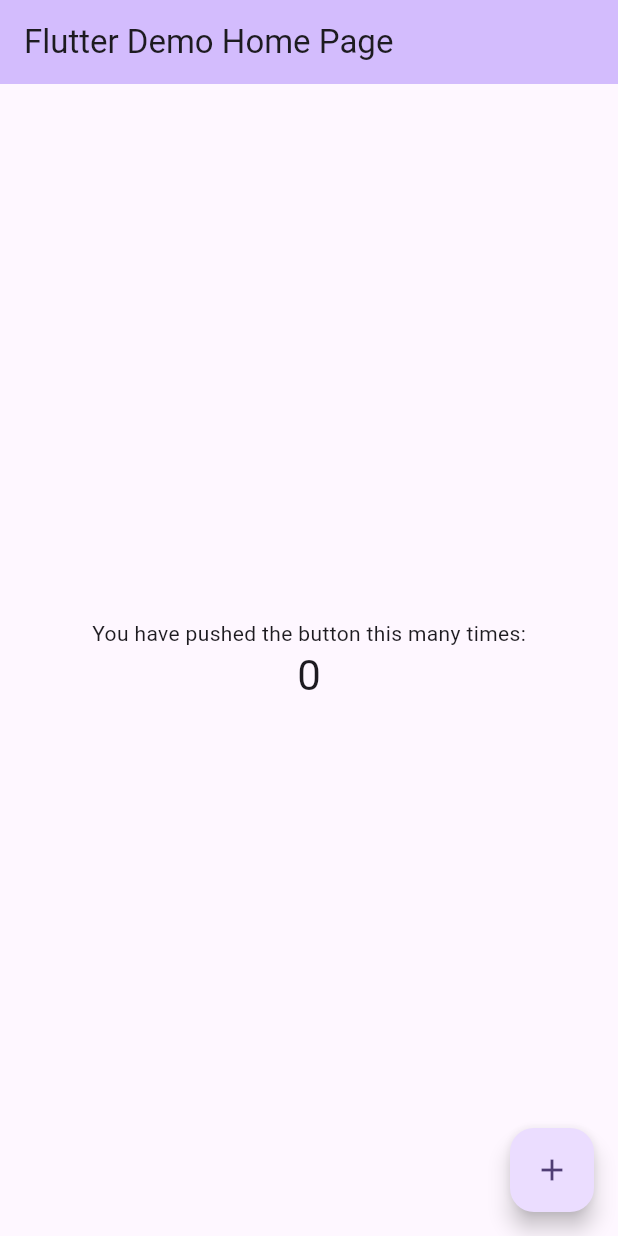
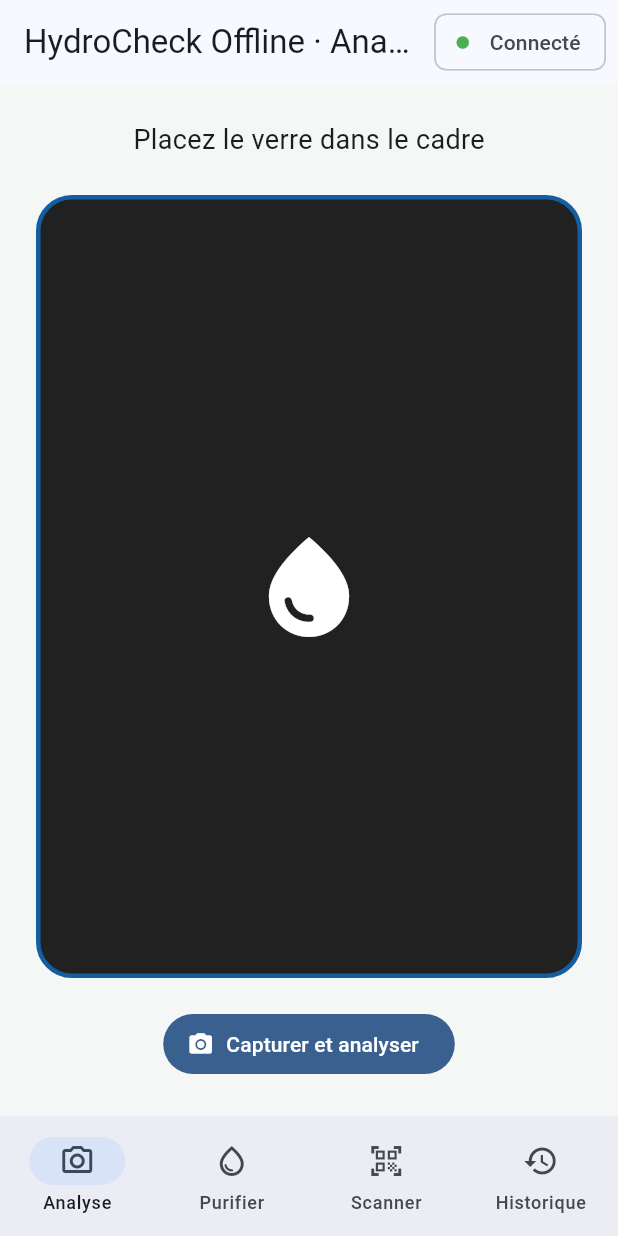
Before and after one commit to Groupe-14/Loharano, a Flutter app: the screen it shows after launch, on a phone screen of 412 x 824 dp. Run offline on Flutter 3.47's test engine with Material 3 defaults, Android fonts, the phone set to English and light mode, and no system bars; our stand-ins replace audioplayers, connectivity_plus, sqflite; missing offline and left inert: mobile_scanner; accounts and stored records are empty.

Commit message:
feat: initialisation du scaffold HydroCheck Offline et architecture feature-first

```diff
--- /dev/null
+++ b/lib/app.dart
@@ -0,0 +1,49 @@
+import 'package:flutter/material.dart';
+
+import 'core/constants/app_colors.dart';
+import 'features/audio_qr/qr_scanner_view.dart';
+import 'features/camera_ai/camera_ai_view.dart';
+import 'features/local_db/test_history_view.dart';
+import 'features/purification/purification_guide_view.dart';
+import 'features/pwa_offline/offline_badge_widget.dart';
+
+class App extends StatelessWidget {
+  const App({super.key});
+
+  @override
+  Widget build(BuildContext context) => MaterialApp(
+        title: 'HydroCheck Offline',
+        debugShowCheckedModeBanner: false,
+        theme: ThemeData(colorScheme: ColorScheme.fromSeed(seedColor: AppColors.primaryBlue), scaffoldBackgroundColor: AppColors.background, useMaterial3: true),
+        home: const _HydroShell(),
+      );
+}
+
+class _HydroShell extends StatefulWidget {
+  const _HydroShell();
+
+  @override
+  State<_HydroShell> createState() => _HydroShellState();
+}
+
+class _HydroShellState extends State<_HydroShell> {
+  int _index = 0;
+  final _views = const [CameraAiView(), PurificationGuideView(), QrScannerView(), TestHistoryView()];
+  final _titles = const ['Analyse', 'Purification', 'Pompe', 'Historique'];
+
+  @override
+  Widget build(BuildContext context) => Scaffold(
+        appBar: AppBar(title: Text('HydroCheck Offline · ${_titles[_index]}'), actions: const [OfflineBadgeWidget(), SizedBox(width: 8)]),
+        body: IndexedStack(index: _index, children: _views),
+        bottomNavigationBar: NavigationBar(
+          selectedIndex: _index,
+          onDestinationSelected: (value) => setState(() => _index = value),
+          destinations: const [
+            NavigationDestination(icon: Icon(Icons.camera_alt_outlined), label: 'Analyse'),
+            NavigationDestination(icon: Icon(Icons.water_drop_outlined), label: 'Purifier'),
+            NavigationDestination(icon: Icon(Icons.qr_code_scanner), label: 'Scanner'),
+            NavigationDestination(icon: Icon(Icons.history), label: 'Historique'),
+          ],
+        ),
+      );
+}
--- /dev/null
+++ b/lib/core/constants/app_colors.dart
@@ -0,0 +1,9 @@
+import 'package:flutter/material.dart';
+
+abstract final class AppColors {
+  static const safe = Color(0xFF18864B);
+  static const warning = Color(0xFFF0A202);
+  static const danger = Color(0xFFD64545);
+  static const primaryBlue = Color(0xFF145DA0);
+  static const background = Color(0xFFF4F7F5);
+}
--- /dev/null
+++ b/lib/features/camera_ai/camera_ai_view.dart
@@ -0,0 +1,78 @@
+import 'package:flutter/material.dart';
+
+import '../../core/constants/app_colors.dart';
+import '../../core/models/water_test_model.dart';
+
+class CameraAiView extends StatefulWidget {
+  const CameraAiView({super.key});
+
+  @override
+  State<CameraAiView> createState() => _CameraAiViewState();
+}
+
+class _CameraAiViewState extends State<CameraAiView> {
+  WaterTestStatus? _result;
+
+  void _capture([WaterTestStatus? forcedStatus]) {
+    setState(() {
+      _result = forcedStatus ?? WaterTestStatus.values[DateTime.now().second % 3];
+    });
+  }
+
+  void _forceNextStatus() {
+    final current = _result?.index ?? -1;
+    _capture(WaterTestStatus.values[(current + 1) % WaterTestStatus.values.length]);
+  }
+
+  @override
+  Widget build(BuildContext context) {
+    return Scaffold(
+      body: Padding(
+        padding: const EdgeInsets.all(24),
+        child: Column(
+          children: [
+            const Text('Placez le verre dans le cadre', style: TextStyle(fontSize: 18)),
+            const SizedBox(height: 24),
+            Expanded(
+              child: Container(
+                decoration: BoxDecoration(
+                  color: Colors.black87,
+                  borderRadius: BorderRadius.circular(24),
+                  border: Border.all(color: AppColors.primaryBlue, width: 3),
+                ),
+                child: const Center(child: Icon(Icons.water_drop, color: Colors.white, size: 80)),
+              ),
+            ),
+            const SizedBox(height: 20),
+            if (_result != null) _ResultBanner(status: _result!),
+            GestureDetector(
+              onLongPress: _forceNextStatus,
+              child: FilledButton.icon(
+                onPressed: _capture,
+                icon: const Icon(Icons.camera_alt),
+                label: const Text('Capturer et analyser'),
+              ),
+            ),
+          ],
+        ),
+      ),
+    );
+  }
+}
+
+class _ResultBanner extends StatelessWidget {
+  const _ResultBanner({required this.status});
+  final WaterTestStatus status;
+
+  @override
+  Widget build(BuildContext context) => Padding(
+        padding: const EdgeInsets.only(bottom: 16),
+        child: Text(status.name.toUpperCase(), style: TextStyle(color: _statusColor(status), fontWeight: FontWeight.bold)),
+      );
+
+  Color _statusColor(WaterTestStatus value) => switch (value) {
+        WaterTestStatus.safe => AppColors.safe,
+        WaterTestStatus.warning => AppColors.warning,
+        WaterTestStatus.danger => AppColors.danger,
+      };
+}
--- /dev/null
+++ b/lib/features/pwa_offline/offline_badge_widget.dart
@@ -0,0 +1,20 @@
+import 'package:connectivity_plus/connectivity_plus.dart';
+import 'package:flutter/material.dart';
+
+class OfflineBadgeWidget extends StatelessWidget {
+  const OfflineBadgeWidget({super.key});
+
+  @override
+  Widget build(BuildContext context) {
+    return StreamBuilder<List<ConnectivityResult>>(
+      stream: Connectivity().onConnectivityChanged,
+      builder: (context, snapshot) {
+        final offline = snapshot.data?.contains(ConnectivityResult.none) ?? true;
+        return Chip(
+          avatar: Icon(Icons.circle, size: 10, color: offline ? Colors.red : Colors.green),
+          label: Text(offline ? 'Mode Hors-Ligne Actif' : 'Connecté'),
+        );
+      },
+    );
+  }
+}
--- a/lib/main.dart
+++ b/lib/main.dart
@@ -1,122 +1,8 @@
-import 'package:flutter/material.dart';
+import 'package:flutter/widgets.dart';
+
+import 'app.dart';
 
 void main() {
-  runApp(const MyApp());
+  WidgetsFlutterBinding.ensureInitialized();
+  runApp(const App());
 }
-
-class MyApp extends StatelessWidget {
-  const MyApp({super.key});
-
-  // This widget is the root of your application.
-  @override
-  Widget build(BuildContext context) {
-    return MaterialApp(
-      title: 'Flutter Demo',
-      theme: ThemeData(
-        // This is the theme of your application.
-        //
-        // TRY THIS: Try running your application with "flutter run". You'll see
-        // the application has a purple toolbar. Then, without quitting the app,
-        // try changing the seedColor in the colorScheme below to Colors.green
-        // and then invoke "hot reload" (save your changes or press the "hot
-        // reload" button in a Flutter-supported IDE, or press "r" if you used
-        // the command line to start the app).
-        //
-        // Notice that the counter didn't reset back to zero; the application
-        // state is not lost during the reload. To reset the state, use hot
-        // restart instead.
-        //
-        // This works for code too, not just values: Most code changes can be
-        // tested with just a hot reload.
-        colorScheme: .fromSeed(seedColor: Colors.deepPurple),
-      ),
-      home: const MyHomePage(title: 'Flutter Demo Home Page'),
-    );
-  }
-}
-
-class MyHomePage extends StatefulWidget {
-  const MyHomePage({super.key, required this.title});
-
-  // This widget is the home page of your application. It is stateful, meaning
-  // that it has a State object (defined below) that contains fields that affect
-  // how it looks.
-
-  // This class is the configuration for the state. It holds the values (in this
-  // case the title) provided by the parent (in this case the App widget) and
-  // used by the build method of the State. Fields in a Widget subclass are
-  // always marked "final".
-
-  final String title;
-
-  @override
-  State<MyHomePage> createState() => _MyHomePageState();
-}
-
-class _MyHomePageState extends State<MyHomePage> {
-  int _counter = 0;
-
-  void _incrementCounter() {
-    setState(() {
-      // This call to setState tells the Flutter framework that something has
-      // changed in this State, which causes it to rerun the build method below
-      // so that the display can reflect the updated values. If we changed
-      // _counter without calling setState(), then the build method would not be
-      // called again, and so nothing would appear to happen.
-      _counter++;
-    });
-  }
-
-  @override
-  Widget build(BuildContext context) {
-    // This method is rerun every time setState is called, for instance as done
-    // by the _incrementCounter method above.
-    //
-    // The Flutter framework has been optimized to make rerunning build methods
-    // fast, so that you can just rebuild anything that needs updating rather
-    // than having to individually change instances of widgets.
-    return Scaffold(
-      appBar: AppBar(
-        // TRY THIS: Try changing the color here to a specific color (to
-        // Colors.amber, perhaps?) and trigger a hot reload to see the AppBar
-        // change color while the other colors stay the same.
-        backgroundColor: Theme.of(context).colorScheme.inversePrimary,
-        // Here we take the value from the MyHomePage object that was created by
-        // the App.build method, and use it to set our appbar title.
-        title: Text(widget.title),
-      ),
-      body: Center(
-        // Center is a layout widget. It takes a single child and positions it
-        // in the middle of the parent.
-        child: Column(
-          // Column is also a layout widget. It takes a list of children and
-          // arranges them vertically. By default, it sizes itself to fit its
-          // children horizontally, and tries to be as tall as its parent.
-          //
-          // Column has various properties to control how it sizes itself and
-          // how it positions its children. Here we use mainAxisAlignment to
-          // center the children vertically; the main axis here is the vertical
-          // axis because Columns are vertical (the cross axis would be
-          // horizontal).
-          //
-          // TRY THIS: Invoke "debug painting" (choose the "Toggle Debug Paint"
-          // action in the IDE, or press "p" in the console), to see the
-          // wireframe for each widget.
-          mainAxisAlignment: .center,
-          children: [
-            const Text('You have pushed the button this many times:'),
-            Text(
-              '$_counter',
-              style: Theme.of(context).textTheme.headlineMedium,
-            ),
-          ],
-        ),
-      ),
-      floatingActionButton: FloatingActionButton(
-        onPressed: _incrementCounter,
-        tooltip: 'Increment',
-        child: const Icon(Icons.add),
-      ),
-    );
-  }
-}
```
Also changed, not shown: lib/core/models/water_test_model.dart (added, +43 -0 lines), lib/core/repositories/local_database.dart (added, +39 -0 lines), lib/features/audio_qr/qr_scanner_view.dart (added, +42 -0 lines), lib/features/local_db/test_history_view.dart (added, +67 -0 lines), lib/features/purification/purification_guide_view.dart (added, +55 -0 lines), pubspec.yaml (+7 -1 lines), package-lock.json (added), pubspec.lock, 6 other files.
